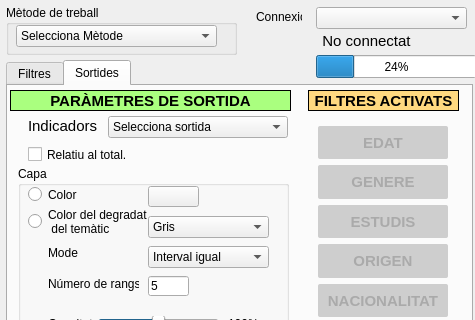
Before: the Qt Designer form MapesDescriptiusPoblacio_dialog_base.ui in TecnocampusCCU/MapesDescriptiusPoblacio, drawn with Qt 5; both pictures show x 0 to 475 and y 0 to 320 of the 475 by 505 pixel window.
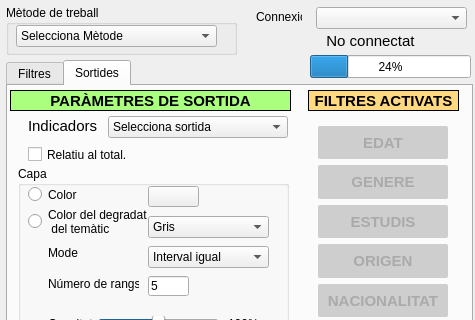
After: the same form once the commit is applied.

```diff
--- a/MapesDescriptiusPoblacio_dialog_base.ui
+++ b/MapesDescriptiusPoblacio_dialog_base.ui
@@ -174,7 +174,7 @@
   <widget class="QLabel" name="lblEstatConn">
    <property name="geometry">
     <rect>
-     <x>266</x>
+     <x>270</x>
      <y>30</y>
      <width>201</width>
      <height>21</height>
@@ -2323,7 +2323,7 @@
   <widget class="QProgressBar" name="progressBar">
    <property name="geometry">
     <rect>
-     <x>316</x>
+     <x>310</x>
      <y>55</y>
      <width>161</width>
      <height>23</height>
```
